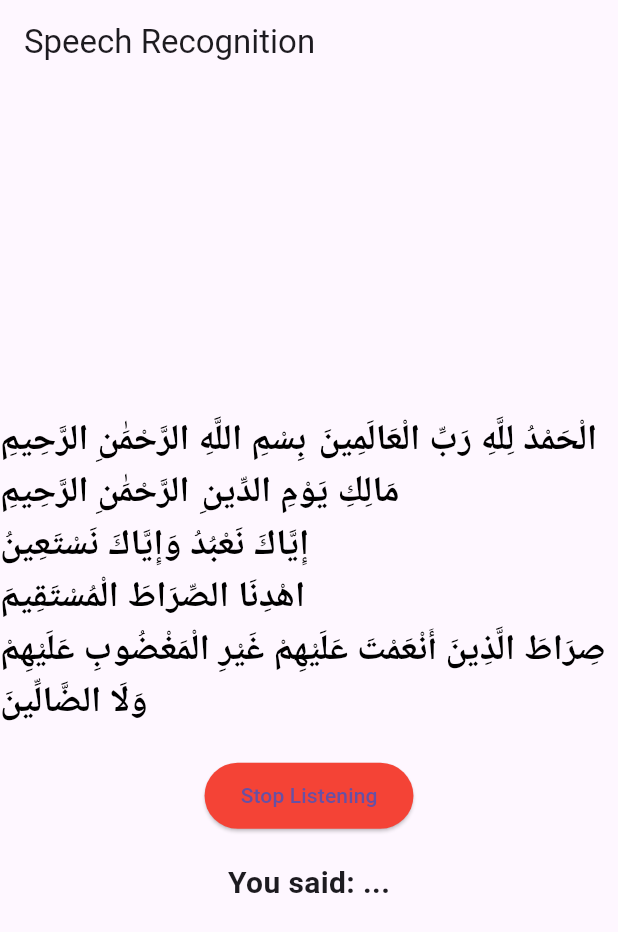
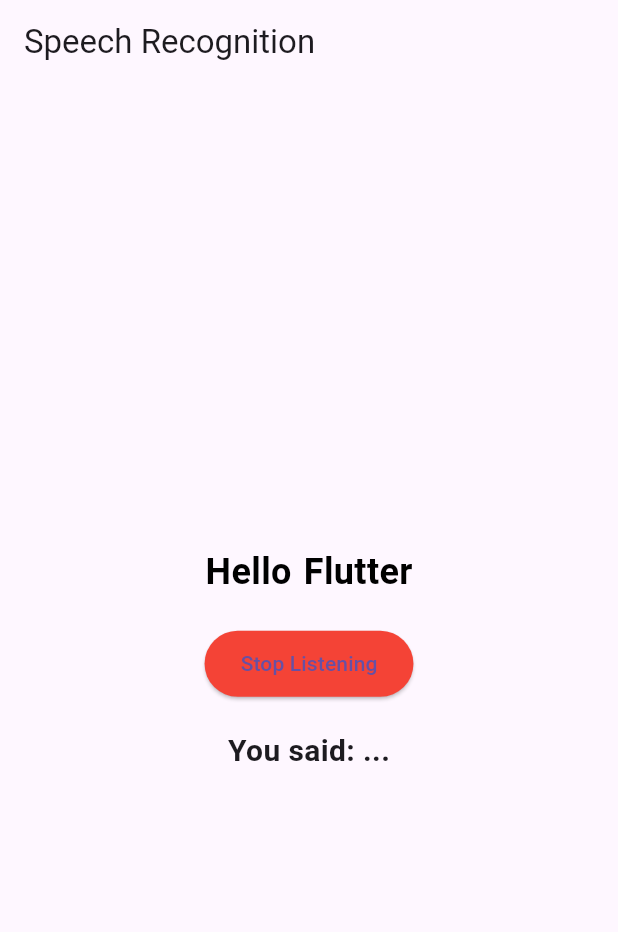
Before and after one commit to tknikhil/text_to_speech, a Flutter app: the screen it shows after launch, after a tap on "Speak", on a phone screen of 412 x 824 dp. Shown: the top 932 px of the screen. Run offline on Flutter 3.47's test engine with Material 3 defaults, Android fonts, the phone set to English and light mode, and no system bars; our stand-ins replace flutter_bloc, permission_handler, speech_to_text.

Commit message:
read each word saperate

```diff
--- a/lib/src/data/services/speach_service.dart
+++ b/lib/src/data/services/speach_service.dart
@@ -48,7 +48,7 @@ class SpeechService {
       },
       listenFor: Duration(minutes: 10), // Keep listening for a long time
       pauseFor: Duration(seconds: 10), // Allow pauses in speech
-      localeId: "ar-SA",
+      localeId: "en-US",
     );
   }
 
--- a/lib/src/presentation/screens/home_screen.dart
+++ b/lib/src/presentation/screens/home_screen.dart
@@ -5,14 +5,17 @@ import '../../business_logic/bloc/speech_bloc.dart';
 import '../widgets/speak_button.dart';
 
 class HomeScreen extends StatelessWidget {
+//   final List<String> targetWords = [
+//   "بِسْمِ اللَّهِ الرَّحْمَٰنِ الرَّحِيمِ",
+//   "الْحَمْدُ لِلَّهِ رَبِّ الْعَالَمِينَ",
+//   "الرَّحْمَٰنِ الرَّحِيمِ",
+//   "مَالِكِ يَوْمِ الدِّينِ",
+//   "إِيَّاكَ نَعْبُدُ وَإِيَّاكَ نَسْتَعِينُ",
+//   "اهْدِنَا الصِّرَاطَ الْمُسْتَقِيمَ",
+//   "صِرَاطَ الَّذِينَ أَنْعَمْتَ عَلَيْهِمْ غَيْرِ الْمَغْضُوبِ عَلَيْهِمْ وَلَا الضَّالِّينَ",
+// ];
   final List<String> targetWords = [
-  "بِسْمِ اللَّهِ الرَّحْمَٰنِ الرَّحِيمِ",
-  "الْحَمْدُ لِلَّهِ رَبِّ الْعَالَمِينَ",
-  "الرَّحْمَٰنِ الرَّحِيمِ",
-  "مَالِكِ يَوْمِ الدِّينِ",
-  "إِيَّاكَ نَعْبُدُ وَإِيَّاكَ نَسْتَعِينُ",
-  "اهْدِنَا الصِّرَاطَ الْمُسْتَقِيمَ",
-  "صِرَاطَ الَّذِينَ أَنْعَمْتَ عَلَيْهِمْ غَيْرِ الْمَغْضُوبِ عَلَيْهِمْ وَلَا الضَّالِّينَ",
+  "Hello Flutter",
 ];
 
   @override
@@ -29,7 +32,7 @@ class HomeScreen extends StatelessWidget {
                recognizedWords = state.recognizedWords;
             }
 
-            List<String> words = targetWords;
+            List<String> words = targetWords.expand((sentence) => sentence.split(' ')).toList();
             List<String> recognizedList = recognizedWords.split(' ');
 
             return Column(
@@ -54,7 +57,7 @@ class HomeScreen extends StatelessWidget {
                   }),
                 ),
                 SizedBox(height: 20),
-                SpeakButton(targetWords: targetWords), // **Button stays here**
+                SpeakButton(targetWords: words), // **Button stays here**
                 SizedBox(height: 20),
 
                 // Recognized Words
```
